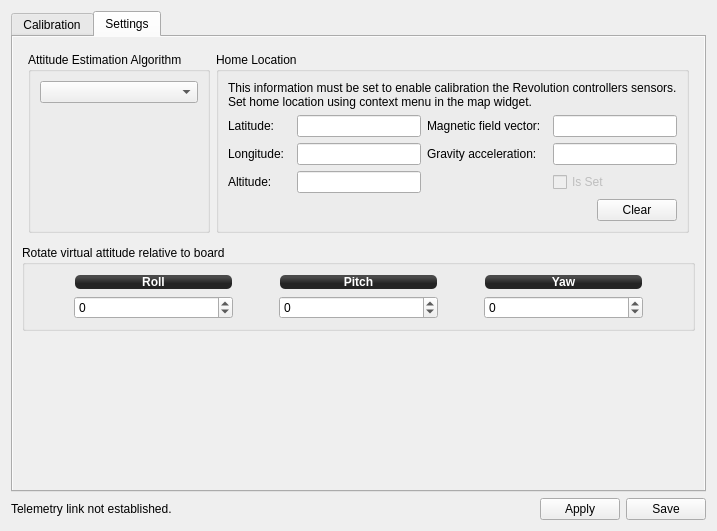
Above: ground/openpilotgcs/src/plugins/config/revosensors.ui from openpilot/OpenPilot before the change. Below: the same form after it.
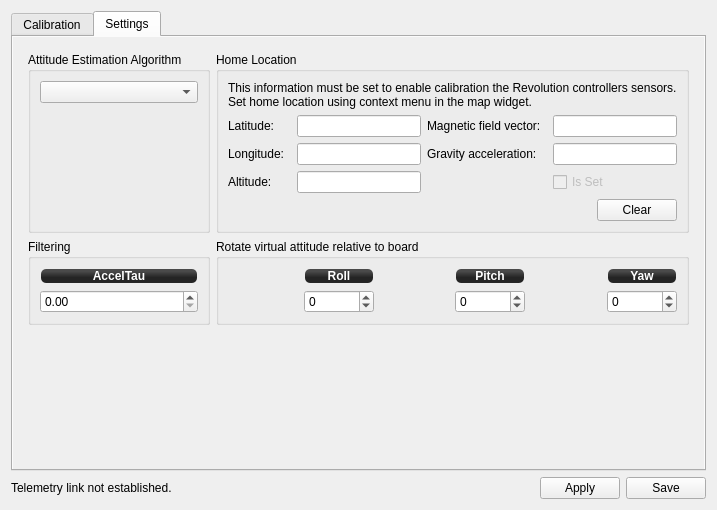
That is the form after the change. The open tabs and pages were chosen to show the change. Icons and pictures are not drawn.

Commit message: OP-989 Adds AccelTau to Revolution Attitude configuration panel.

```diff
--- a/ground/openpilotgcs/src/plugins/config/revosensors.ui
+++ b/ground/openpilotgcs/src/plugins/config/revosensors.ui
@@ -6,8 +6,8 @@
    <rect>
     <x>0</x>
     <y>0</y>
-    <width>643</width>
-    <height>531</height>
+    <width>649</width>
+    <height>510</height>
    </rect>
   </property>
   <property name="windowTitle">
@@ -20,7 +20,7 @@
       <bool>true</bool>
      </property>
      <property name="currentIndex">
-      <number>0</number>
+      <number>1</number>
      </property>
      <widget class="QWidget" name="tab_2">
       <property name="autoFillBackground">
@@ -337,11 +337,194 @@
       </attribute>
       <layout class="QVBoxLayout" name="verticalLayout_6">
        <item>
-        <layout class="QHBoxLayout" name="ahrsSettingsLayout">
+        <layout class="QGridLayout" name="gridLayout_4">
          <property name="margin">
           <number>6</number>
          </property>
-         <item>
+         <item row="1" column="1">
+          <widget class="QGroupBox" name="groupBox_3">
+           <property name="title">
+            <string>Rotate virtual attitude relative to board</string>
+           </property>
+           <layout class="QGridLayout" name="gridLayout" columnstretch="0,0,0,0,0,0">
+            <item row="1" column="2">
+             <spacer name="horizontalSpacer_8">
+              <property name="orientation">
+               <enum>Qt::Horizontal</enum>
+              </property>
+              <property name="sizeHint" stdset="0">
+               <size>
+                <width>40</width>
+                <height>20</height>
+               </size>
+              </property>
+             </spacer>
+            </item>
+            <item row="1" column="3">
+             <widget class="QSpinBox" name="pitchRotation">
+              <property name="minimum">
+               <number>-90</number>
+              </property>
+              <property name="maximum">
+               <number>90</number>
+              </property>
+             </widget>
+            </item>
+            <item row="1" column="4">
+             <spacer name="horizontalSpacer_9">
+              <property name="orientation">
+               <enum>Qt::Horizontal</enum>
+              </property>
+              <property name="sizeHint" stdset="0">
+               <size>
+                <width>40</width>
+                <height>20</height>
+               </size>
+              </property>
+             </spacer>
+            </item>
+            <item row="0" column="1">
+             <widget class="QLabel" name="label_12">
+              <property name="minimumSize">
+               <size>
+                <width>70</width>
+                <height>0</height>
+               </size>
+              </property>
+              <property name="styleSheet">
+               <string notr="true">background-color: qlineargradient(spread:reflect, x1:0.507, y1:0, x2:0.507, y2:0.772, stop:0.208955 rgba(74, 74, 74, 255), stop:0.78607 rgba(36, 36, 36, 255));
+color: rgb(255, 255, 255);
+border-radius: 5;
+font: bold 12px;
+margin:1px;</string>
+              </property>
+              <property name="text">
+               <string>Roll</string>
+              </property>
+              <property name="alignment">
+               <set>Qt::AlignCenter</set>
+              </property>
+             </widget>
+            </item>
+            <item row="0" column="5">
+             <widget class="QLabel" name="label_13">
+              <property name="minimumSize">
+               <size>
+                <width>70</width>
+                <height>0</height>
+               </size>
+              </property>
+              <property name="styleSheet">
+               <string notr="true">background-color: qlineargradient(spread:reflect, x1:0.507, y1:0, x2:0.507, y2:0.772, stop:0.208955 rgba(74, 74, 74, 255), stop:0.78607 rgba(36, 36, 36, 255));
+color: rgb(255, 255, 255);
+border-radius: 5;
+font: bold 12px;
+margin:1px;</string>
+              </property>
+              <property name="text">
+               <string>Yaw</string>
+              </property>
+              <property name="alignment">
+               <set>Qt::AlignCenter</set>
+              </property>
+             </widget>
+            </item>
+            <item row="1" column="0">
+             <spacer name="horizontalSpacer_7">
+              <property name="orientation">
+               <enum>Qt::Horizontal</enum>
+              </property>
+              <property name="sizeHint" stdset="0">
+               <size>
+                <width>40</width>
+                <height>20</height>
+               </size>
+              </property>
+             </spacer>
+            </item>
+            <item row="1" column="1">
+             <widget class="QSpinBox" name="rollRotation">
+              <property name="minimum">
+               <number>-180</number>
+              </property>
+              <property name="maximum">
+               <number>180</number>
+              </property>
+             </widget>
+            </item>
+            <item row="0" column="3">
+             <widget class="QLabel" name="label_15">
+              <property name="minimumSize">
+               <size>
+                <width>70</width>
+                <height>0</height>
+               </size>
+              </property>
+              <property name="styleSheet">
+               <string notr="true">background-color: qlineargradient(spread:reflect, x1:0.507, y1:0, x2:0.507, y2:0.772, stop:0.208955 rgba(74, 74, 74, 255), stop:0.78607 rgba(36, 36, 36, 255));
+color: rgb(255, 255, 255);
+border-radius: 5;
+font: bold 12px;
+margin:1px;</string>
+              </property>
+              <property name="text">
+               <string>Pitch</string>
+              </property>
+              <property name="alignment">
+               <set>Qt::AlignCenter</set>
+              </property>
+             </widget>
+            </item>
+            <item row="1" column="5">
+             <widget class="QSpinBox" name="yawRotation">
+              <property name="minimum">
+               <number>-180</number>
+              </property>
+              <property name="maximum">
+               <number>180</number>
+              </property>
+             </widget>
+            </item>
+           </layout>
+          </widget>
+         </item>
+         <item row="1" column="0">
+          <widget class="QGroupBox" name="groupBox_4">
+           <property name="title">
+            <string>Filtering</string>
+           </property>
+           <layout class="QGridLayout" name="gridLayout_5">
+            <item row="0" column="0">
+             <widget class="QLabel" name="label_14">
+              <property name="styleSheet">
+               <string notr="true">background-color: qlineargradient(spread:reflect, x1:0.507, y1:0, x2:0.507, y2:0.772, stop:0.208955 rgba(74, 74, 74, 255), stop:0.78607 rgba(36, 36, 36, 255));
+color: rgb(255, 255, 255);
+border-radius: 5;
+font: bold 12px;
+margin:1px;</string>
+              </property>
+              <property name="text">
+               <string>AccelTau</string>
+              </property>
+              <property name="alignment">
+               <set>Qt::AlignCenter</set>
+              </property>
+             </widget>
+            </item>
+            <item row="1" column="0">
+             <widget class="QDoubleSpinBox" name="accelTau">
+              <property name="maximum">
+               <double>2.000000000000000</double>
+              </property>
+              <property name="singleStep">
+               <double>0.010000000000000</double>
+              </property>
+             </widget>
+            </item>
+           </layout>
+          </widget>
+         </item>
+         <item row="0" column="0">
           <widget class="QGroupBox" name="groupBox_2">
            <property name="sizePolicy">
             <sizepolicy hsizetype="Preferred" vsizetype="Preferred">
@@ -388,7 +571,7 @@
            </layout>
           </widget>
          </item>
-         <item>
+         <item row="0" column="1">
           <widget class="QGroupBox" name="groupBox">
            <property name="sizePolicy">
             <sizepolicy hsizetype="Preferred" vsizetype="Preferred">
@@ -570,150 +753,24 @@
            </layout>
           </widget>
          </item>
+         <item row="0" column="2">
+          <spacer name="horizontalSpacer_2">
+           <property name="orientation">
+            <enum>Qt::Horizontal</enum>
+           </property>
+           <property name="sizeType">
+            <enum>QSizePolicy::Expanding</enum>
+           </property>
+           <property name="sizeHint" stdset="0">
+            <size>
+             <width>50</width>
+             <height>20</height>
+            </size>
+           </property>
+          </spacer>
+         </item>
         </layout>
        </item>
-       <item>
-        <widget class="QGroupBox" name="groupBox_3">
-         <property name="title">
-          <string>Rotate virtual attitude relative to board</string>
-         </property>
-         <layout class="QGridLayout" name="gridLayout" columnstretch="0,1,0,1,0,1,0">
-          <item row="0" column="1">
-           <widget class="QLabel" name="label_12">
-            <property name="styleSheet">
-             <string notr="true">background-color: qlineargradient(spread:reflect, x1:0.507, y1:0, x2:0.507, y2:0.772, stop:0.208955 rgba(74, 74, 74, 255), stop:0.78607 rgba(36, 36, 36, 255));
-color: rgb(255, 255, 255);
-border-radius: 5;
-font: bold 12px;
-margin:1px;</string>
-            </property>
-            <property name="text">
-             <string>Roll</string>
-            </property>
-            <property name="alignment">
-             <set>Qt::AlignCenter</set>
-            </property>
-           </widget>
-          </item>
-          <item row="1" column="1">
-           <widget class="QSpinBox" name="rollRotation">
-            <property name="minimum">
-             <number>-180</number>
-            </property>
-            <property name="maximum">
-             <number>180</number>
-            </property>
-           </widget>
-          </item>
-          <item row="1" column="4">
-           <spacer name="horizontalSpacer_9">
-            <property name="orientation">
-             <enum>Qt::Horizontal</enum>
-            </property>
-            <property name="sizeHint" stdset="0">
-             <size>
-              <width>40</width>
-              <height>20</height>
-             </size>
-            </property>
-           </spacer>
-          </item>
-          <item row="1" column="5">
-           <widget class="QSpinBox" name="yawRotation">
-            <property name="minimum">
-             <number>-180</number>
-            </property>
-            <property name="maximum">
-             <number>180</number>
-            </property>
-           </widget>
-          </item>
-          <item row="0" column="5">
-           <widget class="QLabel" name="label_13">
-            <property name="styleSheet">
-             <string notr="true">background-color: qlineargradient(spread:reflect, x1:0.507, y1:0, x2:0.507, y2:0.772, stop:0.208955 rgba(74, 74, 74, 255), stop:0.78607 rgba(36, 36, 36, 255));
-color: rgb(255, 255, 255);
-border-radius: 5;
-font: bold 12px;
-margin:1px;</string>
-            </property>
-            <property name="text">
-             <string>Yaw</string>
-            </property>
-            <property name="alignment">
-             <set>Qt::AlignCenter</set>
-            </property>
-           </widget>
-          </item>
-          <item row="1" column="2">
-           <spacer name="horizontalSpacer_8">
-            <property name="orientation">
-             <enum>Qt::Horizontal</enum>
-            </property>
-            <property name="sizeHint" stdset="0">
-             <size>
-              <width>40</width>
-              <height>20</height>
-             </size>
-            </property>
-           </spacer>
-          </item>
-          <item row="0" column="3">
-           <widget class="QLabel" name="label_15">
-            <property name="styleSheet">
-             <string notr="true">background-color: qlineargradient(spread:reflect, x1:0.507, y1:0, x2:0.507, y2:0.772, stop:0.208955 rgba(74, 74, 74, 255), stop:0.78607 rgba(36, 36, 36, 255));
-color: rgb(255, 255, 255);
-border-radius: 5;
-font: bold 12px;
-margin:1px;</string>
-            </property>
-            <property name="text">
-             <string>Pitch</string>
-            </property>
-            <property name="alignment">
-             <set>Qt::AlignCenter</set>
-            </property>
-           </widget>
-          </item>
-          <item row="1" column="3">
-           <widget class="QSpinBox" name="pitchRotation">
-            <property name="minimum">
-             <number>-90</number>
-            </property>
-            <property name="maximum">
-             <number>90</number>
-            </property>
-           </widget>
-          </item>
-          <item row="1" column="0">
-           <spacer name="horizontalSpacer_7">
-            <property name="orientation">
-             <enum>Qt::Horizontal</enum>
-            </property>
-            <property name="sizeHint" stdset="0">
-             <size>
-              <width>40</width>
-              <height>20</height>
-             </size>
-            </property>
-           </spacer>
-          </item>
-          <item row="1" column="6">
-           <spacer name="horizontalSpacer_10">
-            <property name="orientation">
-             <enum>Qt::Horizontal</enum>
-            </property>
-            <property name="sizeHint" stdset="0">
-             <size>
-              <width>40</width>
-              <height>20</height>
-             </size>
-            </property>
-           </spacer>
-          </item>
-         </layout>
-        </widget>
-       </item>
        <item>
         <spacer name="verticalSpacer">
          <property name="orientation">
```
The commit also changes 1 other file.
